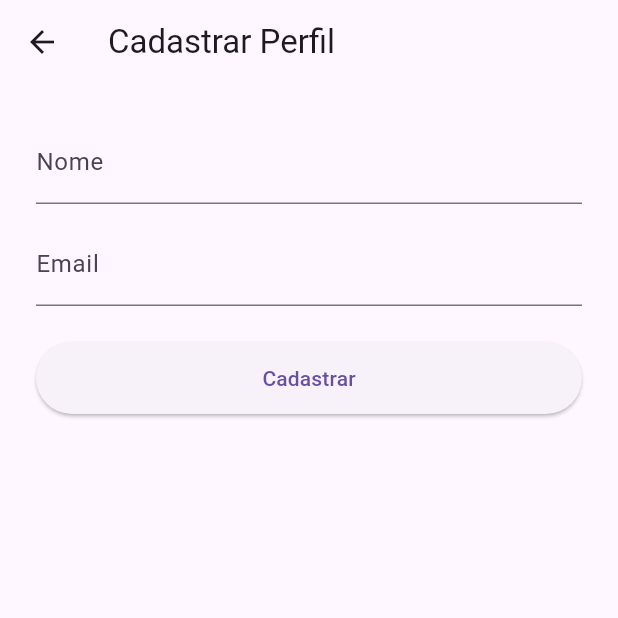
After one commit to Kauam7/projeto923, a Flutter app: the RegisterScreen screen opened directly, on a phone screen of 412 x 824 dp, the top half of it. The commit adds this screen. Run offline on Flutter 3.47's test engine with Material 3 defaults, Android fonts, the phone set to English and light mode, and no system bars; our stand-ins replace image_picker; statements that could not run were skipped.

Commit message:
atualiazado deumerda

```diff
--- /dev/null
+++ b/lib/RegisterScreen.dart
@@ -0,0 +1,99 @@
+
+import 'package:flutter/material.dart';
+import 'db_helper.dart';
+import 'profile_screen.dart';
+
+
+class RegisterScreen extends StatefulWidget {
+  const RegisterScreen({super.key});
+
+
+  @override
+  State<RegisterScreen> createState() => _RegisterScreenState();
+}
+
+
+class _RegisterScreenState extends State<RegisterScreen> {
+
+
+  final _nameController = TextEditingController();
+  final _emailController = TextEditingController();
+
+
+  // regist perf
+  Future<void> _register() async {
+    final name = _nameController.text.trim(); // Remov espaços
+    final email = _emailController.text.trim();
+
+
+    // Valid  camps vasio
+    if (name.isEmpty || email.isEmpty) {
+      ScaffoldMessenger.of(context).showSnackBar(
+        const SnackBar(content: Text('Por favor, preencha nome e email')),
+      );
+      return;
+    }
+
+
+    // Inser perf no bc e obt o ID gerd
+    final id = await DBHelper.insertProfile({'name': name, 'email': email});
+
+
+    //  tela de perf dps cadastro
+    Navigator.pushReplacement(
+      context,
+      MaterialPageRoute(
+        builder: (_) => ProfileScreen(profileId: id),
+      ),
+    );
+  }
+
+
+  @override
+  void dispose() {
+    // Libr memoria controlller
+    _nameController.dispose();
+    _emailController.dispose();
+    super.dispose();
+  }
+
+
+  @override
+  Widget build(BuildContext context) {
+    return Scaffold(
+      appBar: AppBar(
+        title: const Text('Cadastrar Perfil'),
+        leading: IconButton(
+          icon: const Icon(Icons.arrow_back), // volt
+          onPressed: () => Navigator.pop(context), // tela anterior
+          tooltip: 'Voltar',
+        ),
+      ),
+      body: Padding(
+        padding: const EdgeInsets.all(24),
+        child: Column(
+          children: [
+            TextField(
+              controller: _nameController,
+              decoration: const InputDecoration(labelText: 'Nome'),
+            ),
+            const SizedBox(height: 12),
+            TextField(
+              controller: _emailController,
+              decoration: const InputDecoration(labelText: 'Email'),
+              keyboardType: TextInputType.emailAddress, // Teclado em
+            ),
+            const SizedBox(height: 24),
+            ElevatedButton(
+              onPressed: _register, // chma cadastro
+              style: ElevatedButton.styleFrom(
+                minimumSize: const Size(double.infinity, 48),
+              ),
+              child: const Text('Cadastrar'),
+            ),
+          ],
+        ),
+      ),
+    );
+  }
+}
```
Also changed, not shown: lib/ProfileListScreen.dart (added, +127 -0 lines), lib/ProfileScreen.dart (added, +138 -0 lines), lib/main.dart (+7 -145 lines), lib/Quiz.dart (added).
